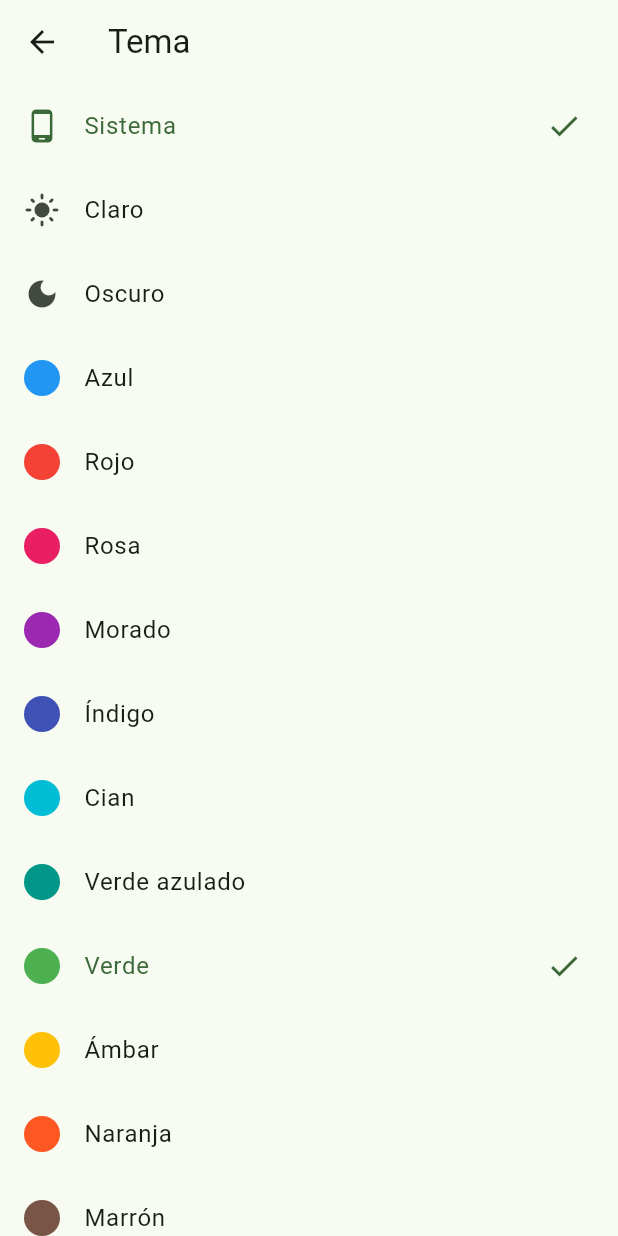
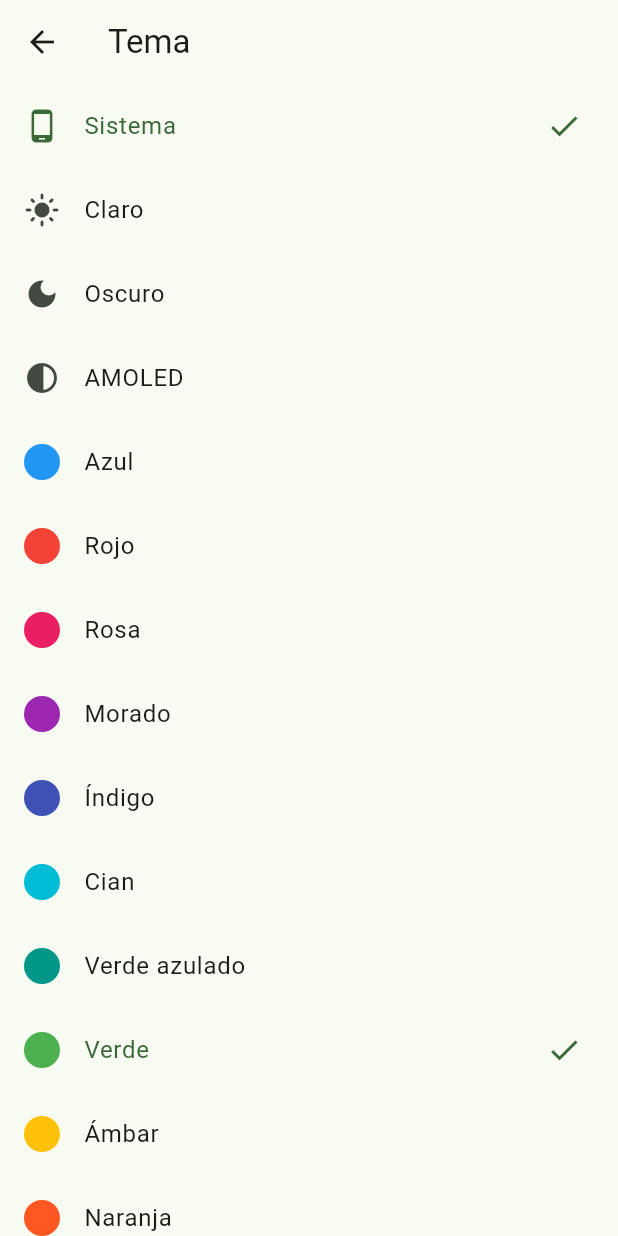
Before and after one commit to cybergaala/evaluator, a Flutter app: the screen it shows after launch, item 3 of the bottom bar chosen, after a tap on "Tema", on a phone screen of 412 x 824 dp. Run offline on Flutter 3.47's test engine with Material 3 defaults, Android fonts, the phone set to English and light mode, and no system bars; our stand-ins replace easy_refresh, get, shared_preferences, sqflite; accounts and stored records are empty; statements that could not run were skipped.

Commit message:
feat(theme): add AMOLED dark theme with black surfaces

```diff
--- a/lib/main.dart
+++ b/lib/main.dart
@@ -32,6 +32,7 @@ class App extends StatelessWidget {
         darkTheme: ThemeModel.generateTheme(
           brightness: Brightness.dark,
           colorSchemeSeed: theme.seedColor.value,
+          amoled: theme.amoled.value,
         ),
         home: const HomePage(),
         // A region at the bottom of every route: Flutter takes the gesture bar
--- a/lib/presentation/controllers/theme_controller.dart
+++ b/lib/presentation/controllers/theme_controller.dart
@@ -9,16 +9,38 @@ class ThemeModel {
   final ThemeMode? mode;
   final IconData? icon;
 
-  const ThemeModel({required this.name, this.color, this.mode, this.icon});
+  /// Dark mode with pure black surfaces.
+  final bool amoled;
+
+  const ThemeModel({
+    required this.name,
+    this.color,
+    this.mode,
+    this.icon,
+    this.amoled = false,
+  });
 
   static ThemeData generateTheme({
     required Brightness brightness,
     required Color colorSchemeSeed,
+    bool amoled = false,
   }) {
+    if (!amoled) {
+      return ThemeData(
+        brightness: brightness,
+        useMaterial3: true,
+        colorSchemeSeed: colorSchemeSeed,
+      );
+    }
+    // Containers (cards, sheets, nav bar) keep their tones for contrast.
+    final scheme = ColorScheme.fromSeed(
+      seedColor: colorSchemeSeed,
+      brightness: brightness,
+    ).copyWith(surface: Colors.black, surfaceDim: Colors.black);
     return ThemeData(
-      brightness: brightness,
       useMaterial3: true,
-      colorSchemeSeed: colorSchemeSeed,
+      colorScheme: scheme,
+      scaffoldBackgroundColor: Colors.black,
     );
   }
 
@@ -37,6 +59,12 @@ class ThemeModel {
       name: 'Oscuro',
       mode: ThemeMode.dark,
       icon: Icons.dark_mode,
+    ),
+    const ThemeModel(
+      name: 'AMOLED',
+      mode: ThemeMode.dark,
+      icon: Icons.contrast,
+      amoled: true,
     ),
     const ThemeModel(name: 'Azul', color: Colors.blue),
     const ThemeModel(name: 'Rojo', color: Colors.red),
@@ -59,9 +87,11 @@ class ThemeController extends GetxController {
 
   static const _modeKey = 'theme_mode';
   static const _colorKey = 'theme_color';
+  static const _amoledKey = 'theme_amoled';
 
   final SharedPreferences _prefs;
   final mode = ThemeMode.system.obs;
+  final amoled = false.obs;
   final seedColor = Rx<Color>(Colors.green);
 
   ThemeController(this._prefs) {
@@ -69,6 +99,7 @@ class ThemeController extends GetxController {
     if (modeIndex != null && modeIndex < ThemeMode.values.length) {
       mode.value = ThemeMode.values[modeIndex];
     }
+    amoled.value = _prefs.getBool(_amoledKey) ?? false;
     // Look the color up in [ThemeModel.themes]: a plain Color(argb) never
     // equals a MaterialColor, which would break [isSelected].
     final argb = _prefs.getInt(_colorKey);
@@ -83,7 +114,9 @@ class ThemeController extends GetxController {
   void apply(ThemeModel model) {
     if (model.mode != null) {
       mode.value = model.mode!;
+      amoled.value = model.amoled;
       _prefs.setInt(_modeKey, model.mode!.index);
+      _prefs.setBool(_amoledKey, model.amoled);
     } else if (model.color != null) {
       seedColor.value = model.color!;
       _prefs.setInt(_colorKey, model.color!.toARGB32());
@@ -91,5 +124,6 @@ class ThemeController extends GetxController {
   }
 
   bool isSelected(ThemeModel model) =>
-      model.mode == mode.value || model.color == seedColor.value;
+      (model.mode == mode.value && model.amoled == amoled.value) ||
+      model.color == seedColor.value;
 }
```
Also changed, not shown: 1 other file.
